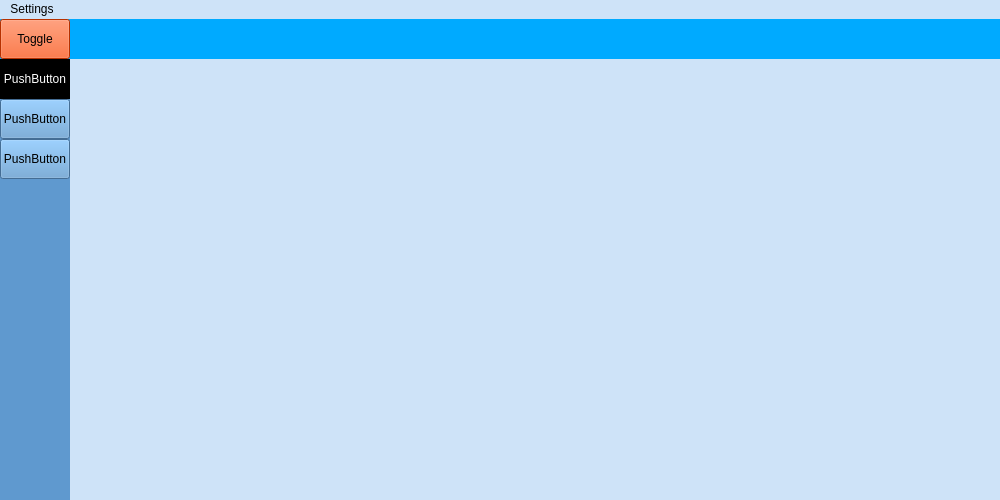
The window that geddit.ui (aeluro1/geddit) describes before a commit, drawn with Qt 5.
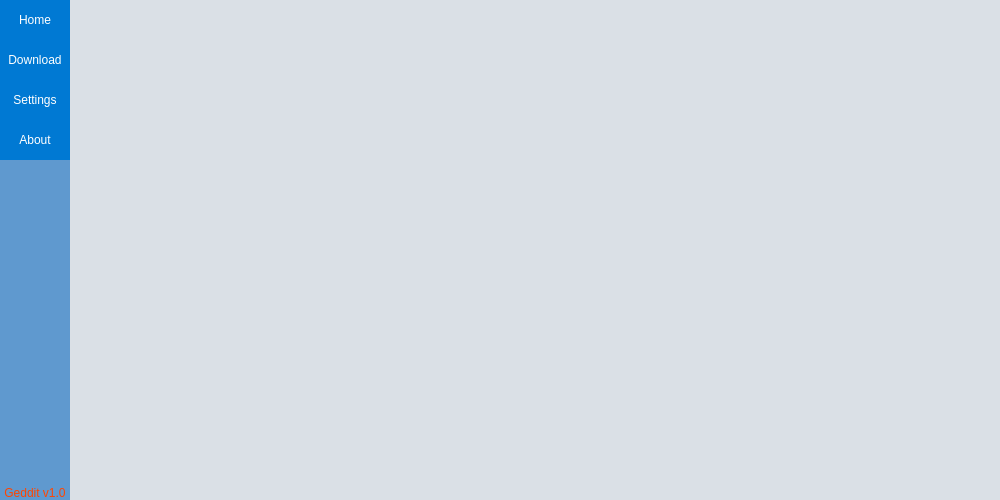
The same window after the commit. The open tabs and pages were chosen to show the change.

Commit message: Completed initial Geddit GUI

Diff of the .ui file:
```diff
--- a/geddit.ui
+++ b/geddit.ui
@@ -20,7 +20,7 @@
    <string>MainWindow</string>
   </property>
   <property name="styleSheet">
-   <string notr="true">background-color: rgb(206, 227, 248);</string>
+   <string notr="true">background-color: rgb(218, 224, 230);</string>
   </property>
   <widget class="QWidget" name="centralWidget">
    <layout class="QVBoxLayout" name="verticalLayout">
@@ -39,119 +39,6 @@
     <property name="bottomMargin">
      <number>0</number>
     </property>
-    <item>
-     <widget class="QFrame" name="topBar">
-      <property name="minimumSize">
-       <size>
-        <width>0</width>
-        <height>40</height>
-       </size>
-      </property>
-      <property name="maximumSize">
-       <size>
-        <width>16777215</width>
-        <height>40</height>
-       </size>
-      </property>
-      <property name="styleSheet">
-       <string notr="true">background-color: rgb(0, 170, 255);</string>
-      </property>
-      <property name="frameShape">
-       <enum>QFrame::NoFrame</enum>
-      </property>
-      <property name="frameShadow">
-       <enum>QFrame::Raised</enum>
-      </property>
-      <layout class="QHBoxLayout" name="horizontalLayout">
-       <property name="spacing">
-        <number>0</number>
-       </property>
-       <property name="leftMargin">
-        <number>0</number>
-       </property>
-       <property name="topMargin">
-        <number>0</number>
-       </property>
-       <property name="rightMargin">
-        <number>0</number>
-       </property>
-       <property name="bottomMargin">
-        <number>0</number>
-       </property>
-       <item>
-        <widget class="QFrame" name="frameToggle">
-         <property name="minimumSize">
-          <size>
-           <width>0</width>
-           <height>0</height>
-          </size>
-         </property>
-         <property name="maximumSize">
-          <size>
-           <width>70</width>
-           <height>40</height>
-          </size>
-         </property>
-         <property name="styleSheet">
-          <string notr="true">background-color:rgb(0, 170, 255);</string>
-         </property>
-         <property name="frameShape">
-          <enum>QFrame::NoFrame</enum>
-         </property>
-         <property name="frameShadow">
-          <enum>QFrame::Raised</enum>
-         </property>
-         <layout class="QVBoxLayout" name="verticalLayout_2">
-          <property name="spacing">
-           <number>0</number>
-          </property>
-          <property name="leftMargin">
-           <number>0</number>
-          </property>
-          <property name="topMargin">
-           <number>0</number>
-          </property>
-          <property name="rightMargin">
-           <number>0</number>
-          </property>
-          <property name="bottomMargin">
-           <number>0</number>
-          </property>
-          <item>
-           <widget class="QPushButton" name="btnToggle">
-            <property name="sizePolicy">
-             <sizepolicy hsizetype="Expanding" vsizetype="Expanding">
-              <horstretch>0</horstretch>
-              <verstretch>0</verstretch>
-             </sizepolicy>
-            </property>
-            <property name="accessibleDescription">
-             <string>toggle_btn</string>
-            </property>
-            <property name="styleSheet">
-             <string notr="true">background-color: rgb(255, 69, 0);</string>
-            </property>
-            <property name="text">
-             <string>Toggle</string>
-            </property>
-           </widget>
-          </item>
-         </layout>
-        </widget>
-       </item>
-       <item>
-        <widget class="QFrame" name="frameTop_2">
-         <property name="frameShape">
-          <enum>QFrame::NoFrame</enum>
-         </property>
-         <property name="frameShadow">
-          <enum>QFrame::Raised</enum>
-         </property>
-        </widget>
-       </item>
-      </layout>
-     </widget>
-    </item>
     <item>
      <widget class="QFrame" name="body">
       <property name="frameShape">
@@ -215,7 +102,7 @@
           <property name="bottomMargin">
            <number>0</number>
           </property>
-          <item alignment="Qt::AlignTop">
+          <item>
            <widget class="QFrame" name="frameNav">
             <property name="frameShape">
              <enum>QFrame::NoFrame</enum>
@@ -250,7 +137,7 @@
                <property name="styleSheet">
                 <string notr="true">QPushButton {
 	color: rgb(255, 255, 255);
-	background-color: rgb(0, 0, 0);
+	background-color: rgb(0, 121, 211);
 	border: 0px solid;
 }
 QPushButton:hover {
@@ -258,7 +145,7 @@
 }</string>
                </property>
                <property name="text">
-                <string>PushButton</string>
+                <string>Home</string>
                </property>
               </widget>
              </item>
@@ -270,8 +157,18 @@
                  <height>40</height>
                 </size>
                </property>
+               <property name="styleSheet">
+                <string notr="true">QPushButton {
+	color: rgb(255, 255, 255);
+	background-color: rgb(0, 121, 211);
+	border: 0px solid;
+}
+QPushButton:hover {
+	background-color: rgb(206, 227, 248);
+}</string>
+               </property>
                <property name="text">
-                <string>PushButton</string>
+                <string>Download</string>
                </property>
               </widget>
              </item>
@@ -283,14 +180,73 @@
                  <height>40</height>
                 </size>
                </property>
+               <property name="styleSheet">
+                <string notr="true">QPushButton {
+	color: rgb(255, 255, 255);
+	background-color: rgb(0, 121, 211);
+	border: 0px solid;
+}
+QPushButton:hover {
+	background-color: rgb(206, 227, 248);
+}</string>
+               </property>
                <property name="text">
-                <string>PushButton</string>
+                <string>Settings</string>
                </property>
               </widget>
              </item>
             </layout>
            </widget>
           </item>
+          <item>
+           <widget class="QPushButton" name="pushButton">
+            <property name="minimumSize">
+             <size>
+              <width>0</width>
+              <height>40</height>
+             </size>
+            </property>
+            <property name="styleSheet">
+             <string notr="true">QPushButton {
+	color: rgb(255, 255, 255);
+	background-color: rgb(0, 121, 211);
+	border: 0px solid;
+}
+QPushButton:hover {
+	background-color: rgb(206, 227, 248);
+}</string>
+            </property>
+            <property name="text">
+             <string>About</string>
+            </property>
+           </widget>
+          </item>
+          <item>
+           <spacer name="verticalSpacer">
+            <property name="orientation">
+             <enum>Qt::Vertical</enum>
+            </property>
+            <property name="sizeHint" stdset="0">
+             <size>
+              <width>20</width>
+              <height>40</height>
+             </size>
+            </property>
+           </spacer>
+          </item>
+          <item>
+           <widget class="QLabel" name="label">
+            <property name="styleSheet">
+             <string notr="true">color: rgb(255, 69, 0);</string>
+            </property>
+            <property name="text">
+             <string>Geddit v1.0</string>
+            </property>
+            <property name="alignment">
+             <set>Qt::AlignCenter</set>
+            </property>
+           </widget>
+          </item>
          </layout>
         </widget>
        </item>
@@ -320,8 +276,9 @@
           </property>
           <item>
            <widget class="QStackedWidget" name="widgetPages">
-            <widget class="QWidget" name="page"/>
-            <widget class="QWidget" name="page_2"/>
+            <widget class="QWidget" name="pageHome"/>
+            <widget class="QWidget" name="pageSettings"/>
+            <widget class="QWidget" name="pageDownload"/>
            </widget>
           </item>
          </layout>
@@ -332,25 +289,6 @@
     </item>
    </layout>
   </widget>
-  <widget class="QMenuBar" name="menuBar">
-   <property name="geometry">
-    <rect>
-     <x>0</x>
-     <y>0</y>
-     <width>1000</width>
-     <height>22</height>
-    </rect>
-   </property>
-   <widget class="QMenu" name="menuSettings">
-    <property name="title">
-     <string>Settings</string>
-    </property>
-    <addaction name="actionAuthentication"/>
-    <addaction name="actionPreferences"/>
-    <addaction name="actionAbout"/>
-   </widget>
-   <addaction name="menuSettings"/>
-  </widget>
   <action name="actionAuthentication">
    <property name="text">
     <string>Authentication</string>
```
Left out of the diff: 2 changed lines with no effect on the pictures.
